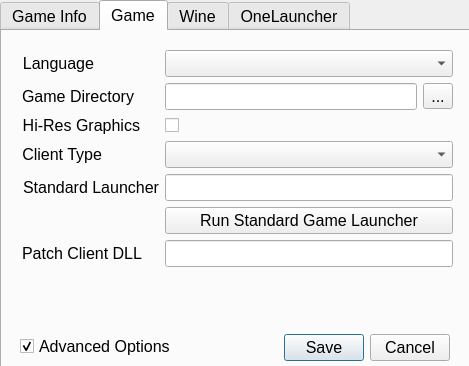
The window that src/onelauncher/ui/settings.ui (JuneStepp/OneLauncher) describes before a commit, drawn with Qt 5.
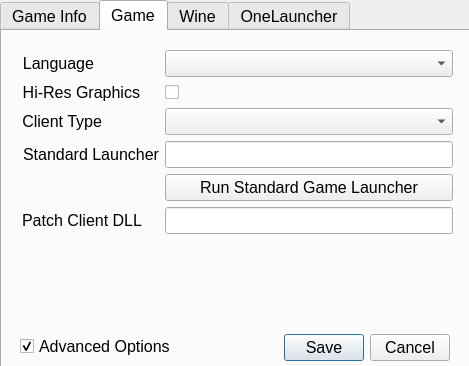
The same window after the commit. The open tabs and pages were chosen to show the change.

Commit message: feat: Move game install dir setting to game info page

Diff of the .ui file:
```diff
--- a/src/onelauncher/ui/settings.ui
+++ b/src/onelauncher/ui/settings.ui
@@ -99,6 +99,40 @@
       <item row="2" column="1">
        <widget class="QLineEdit" name="gameNewsfeedLineEdit"/>
       </item>
+      <item row="3" column="0">
+       <widget class="QLabel" name="gameDirLabel">
+        <property name="toolTip">
+         <string>Game install directory. There should be a file called patchclient.dll here</string>
+        </property>
+        <property name="text">
+         <string>Install Directory</string>
+        </property>
+        <property name="alignment">
+         <set>Qt::AlignRight|Qt::AlignTrailing|Qt::AlignVCenter</set>
+        </property>
+       </widget>
+      </item>
+      <item row="3" column="1">
+       <layout class="QHBoxLayout" name="gameDirLayout">
+        <item>
+         <widget class="QLineEdit" name="gameDirLineEdit">
+          <property name="toolTip">
+           <string>Game install directory. There should be a file called patchclient.dll here</string>
+          </property>
+         </widget>
+        </item>
+        <item>
+         <widget class="QToolButton" name="gameDirButton">
+          <property name="toolTip">
+           <string>Select game directory from file system</string>
+          </property>
+          <property name="text">
+           <string>...</string>
+          </property>
+         </widget>
+        </item>
+       </layout>
+      </item>
      </layout>
     </widget>
    </widget>
@@ -136,54 +170,7 @@
         </property>
        </widget>
       </item>
-      <item row="1" column="0">
-       <widget class="QLabel" name="gameDirLabel">
-        <property name="toolTip">
-         <string>Game install directory. There should be a file called patchclient.dll here</string>
-        </property>
-        <property name="text">
-         <string>Game Directory</string>
-        </property>
-        <property name="alignment">
-         <set>Qt::AlignRight|Qt::AlignTrailing|Qt::AlignVCenter</set>
-        </property>
-       </widget>
-      </item>
       <item row="1" column="1">
-       <layout class="QHBoxLayout" name="gameDirLayout">
-        <item>
-         <widget class="QLineEdit" name="gameDirLineEdit">
-          <property name="toolTip">
-           <string>Game install directory. There should be a file called patchclient.dll here</string>
-          </property>
-         </widget>
-        </item>
-        <item>
-         <widget class="QToolButton" name="gameDirButton">
-          <property name="toolTip">
-           <string>Select game directory from file system</string>
-          </property>
-          <property name="text">
-           <string>...</string>
-          </property>
-         </widget>
-        </item>
-       </layout>
-      </item>
-      <item row="2" column="0">
-       <widget class="QLabel" name="highResLabel">
-        <property name="toolTip">
-         <string>Enable high resolution game files. You may need to patch the game after enabling this</string>
-        </property>
-        <property name="text">
-         <string>Hi-Res Graphics</string>
-        </property>
-        <property name="alignment">
-         <set>Qt::AlignRight|Qt::AlignTrailing|Qt::AlignVCenter</set>
-        </property>
-       </widget>
-      </item>
-      <item row="2" column="1">
        <widget class="QCheckBox" name="highResCheckBox">
         <property name="sizePolicy">
          <sizepolicy hsizetype="Fixed" vsizetype="Minimum">
@@ -199,7 +186,7 @@
         </property>
        </widget>
       </item>
-      <item row="3" column="0">
+      <item row="2" column="0">
        <widget class="QLabel" name="clientLabel">
         <property name="toolTip">
          <string>Game client version to use. 64-bit is the most modern. It does work with WINE</string>
@@ -212,14 +199,14 @@
         </property>
        </widget>
       </item>
-      <item row="3" column="1">
+      <item row="2" column="1">
        <widget class="QComboBox" name="clientTypeComboBox">
         <property name="toolTip">
          <string>Game client version to use. 64-bit is the most modern. It does work with WINE</string>
         </property>
        </widget>
       </item>
-      <item row="4" column="0">
+      <item row="3" column="0">
        <widget class="QLabel" name="standardLauncherLabel">
         <property name="toolTip">
          <string>Standard launcher filename</string>
@@ -232,34 +219,14 @@
         </property>
        </widget>
       </item>
-      <item row="4" column="1">
+      <item row="3" column="1">
        <widget class="QLineEdit" name="standardLauncherLineEdit">
         <property name="toolTip">
          <string>Standard launcher filename</string>
         </property>
        </widget>
       </item>
-      <item row="6" column="0">
-       <widget class="QLabel" name="patchClientLabel">
-        <property name="toolTip">
-         <string>Patch client DLL filename</string>
-        </property>
-        <property name="text">
-         <string>Patch Client DLL</string>
-        </property>
-        <property name="alignment">
-         <set>Qt::AlignRight|Qt::AlignTrailing|Qt::AlignVCenter</set>
-        </property>
-       </widget>
-      </item>
-      <item row="6" column="1">
-       <widget class="QLineEdit" name="patchClientLineEdit">
-        <property name="toolTip">
-         <string>Patch client DLL filename</string>
-        </property>
-       </widget>
-      </item>
-      <item row="5" column="1">
+      <item row="4" column="1">
        <widget class="QPushButton" name="standardGameLauncherButton">
         <property name="sizePolicy">
          <sizepolicy hsizetype="Preferred" vsizetype="Fixed">
@@ -272,6 +239,39 @@
         </property>
        </widget>
       </item>
+      <item row="5" column="0">
+       <widget class="QLabel" name="patchClientLabel">
+        <property name="toolTip">
+         <string>Patch client DLL filename</string>
+        </property>
+        <property name="text">
+         <string>Patch Client DLL</string>
+        </property>
+        <property name="alignment">
+         <set>Qt::AlignRight|Qt::AlignTrailing|Qt::AlignVCenter</set>
+        </property>
+       </widget>
+      </item>
+      <item row="5" column="1">
+       <widget class="QLineEdit" name="patchClientLineEdit">
+        <property name="toolTip">
+         <string>Patch client DLL filename</string>
+        </property>
+       </widget>
+      </item>
+      <item row="1" column="0">
+       <widget class="QLabel" name="highResLabel">
+        <property name="toolTip">
+         <string>Enable high resolution game files. You may need to patch the game after enabling this</string>
+        </property>
+        <property name="text">
+         <string>Hi-Res Graphics</string>
+        </property>
+        <property name="alignment">
+         <set>Qt::AlignRight|Qt::AlignTrailing|Qt::AlignVCenter</set>
+        </property>
+       </widget>
+      </item>
      </layout>
     </widget>
    </widget>
```
The commit also changes 1 other file.
